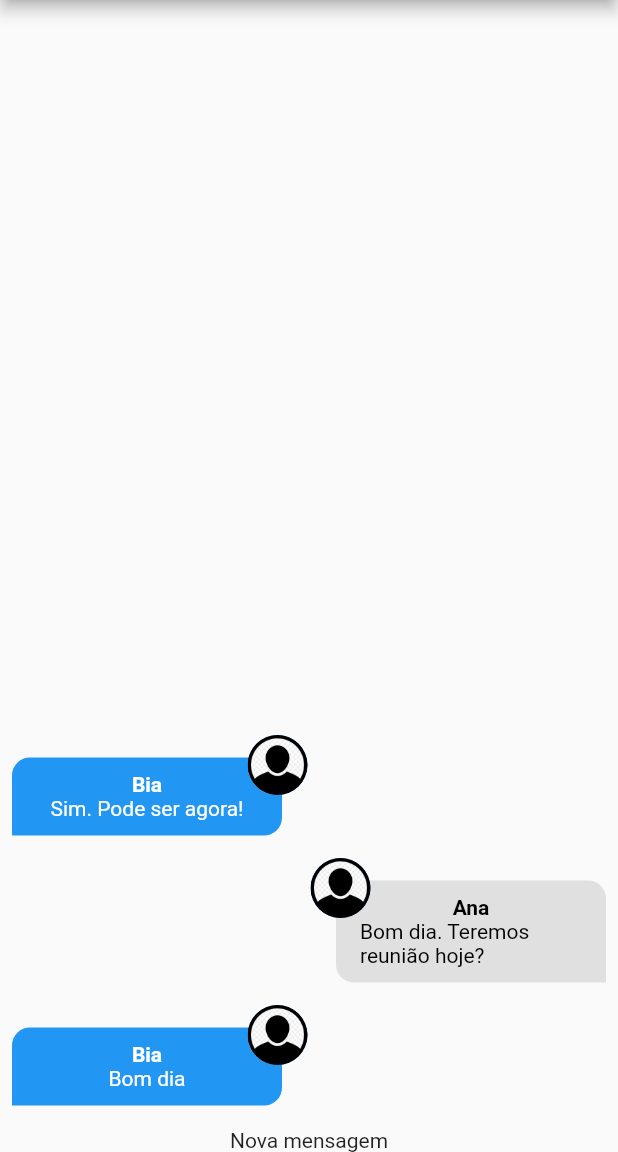
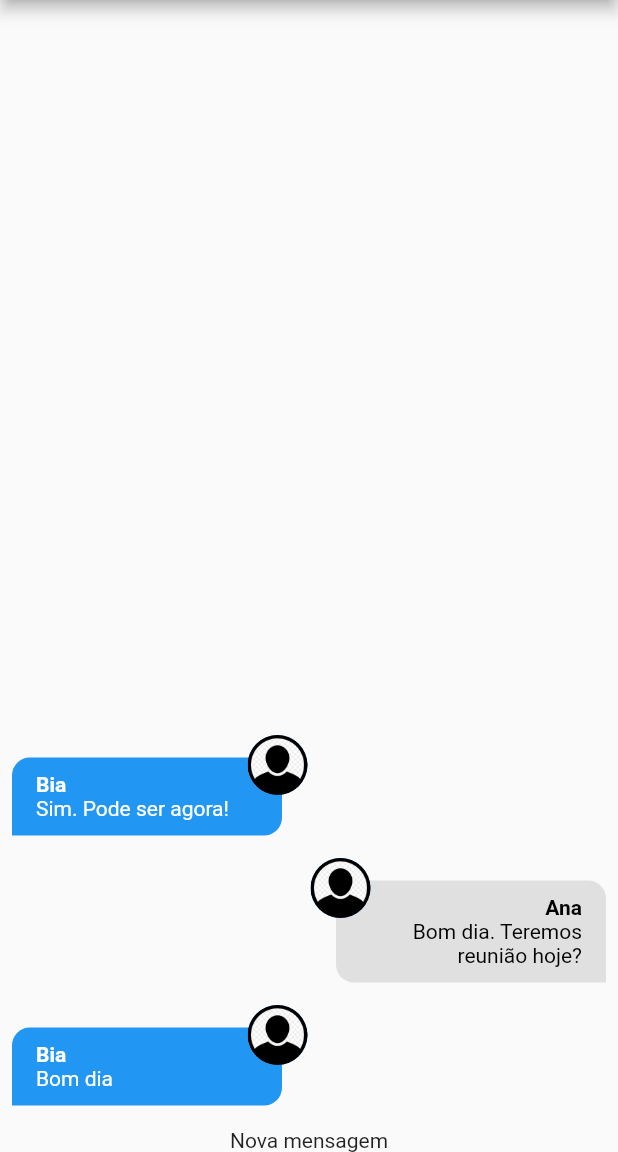
Before and after one commit to Jo-Analyst/Chat, a Flutter app: the screen it shows after launch, on a phone screen of 412 x 824 dp, the part 84-1236 px from its top. Run offline on Flutter 3.47's test engine with Material 2 defaults, Android fonts, the phone set to English and light mode, and no system bars; our stand-ins replace image_picker; accounts and stored records are empty.

Commit message:
Componente Message Bubble #03

```diff
--- a/lib/components/message_bubble.dart
+++ b/lib/components/message_bubble.dart
@@ -64,6 +64,7 @@ class MessageBubble extends StatelessWidget {
                 vertical: 15,
               ),
               child: Column(
+                crossAxisAlignment: belongsToCurrentuser ? CrossAxisAlignment.end : CrossAxisAlignment.start,
                 children: [
                   Text(
                     message.userName,
@@ -74,6 +75,7 @@ class MessageBubble extends StatelessWidget {
                   ),
                   Text(
                     message.text,
+                    textAlign: belongsToCurrentuser ? TextAlign.right : TextAlign.left,
                     style: TextStyle(
                       color: belongsToCurrentuser ? Colors.black : Colors.white,
                     ),
```
